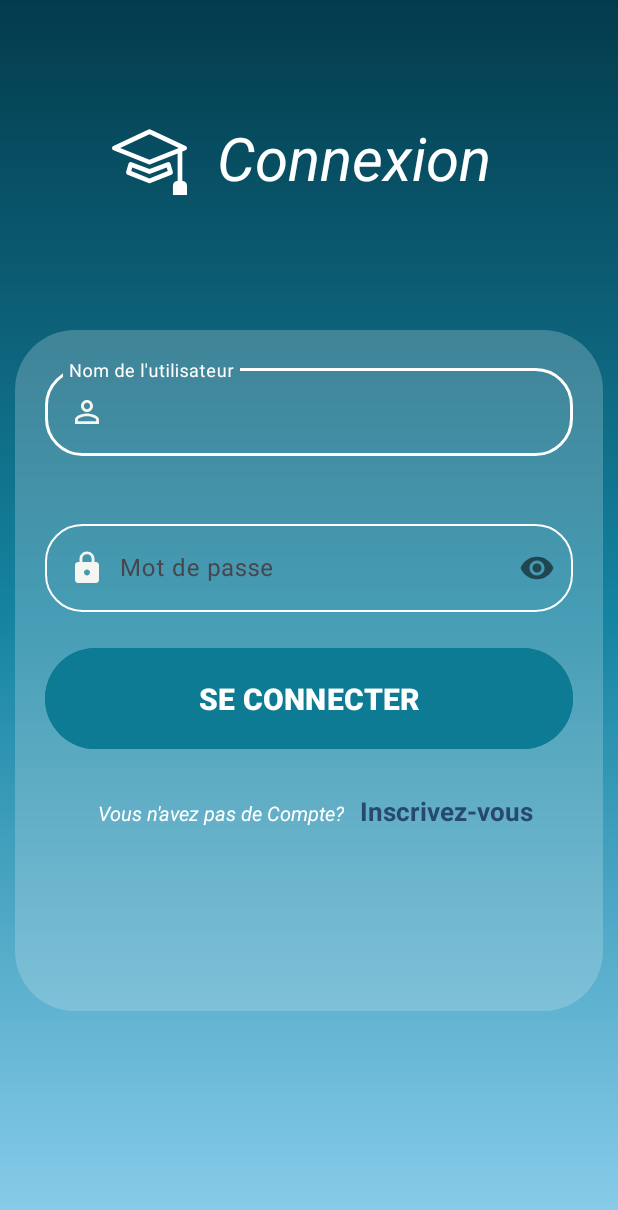
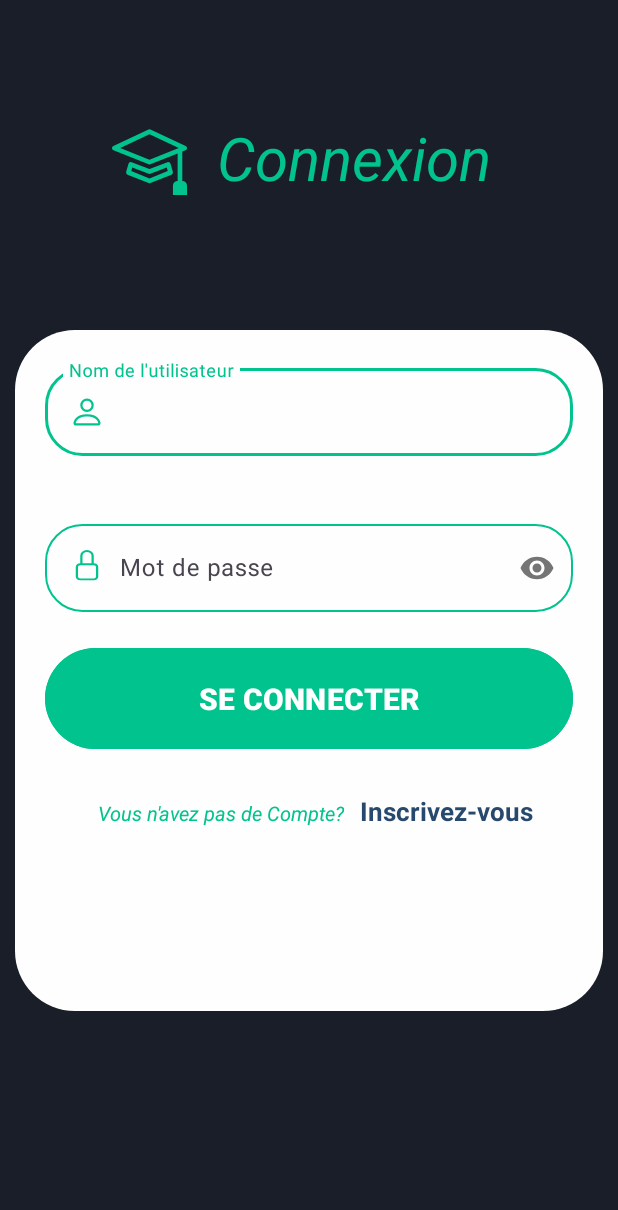
Before and after one commit to mitsu2023/MyInstit, an Android app: the screen it shows after launch (MainActivity), on a phone screen of 412 x 824 dp. Shown: the top 1210 px of the screen. Run offline under Robolectric (Android 15) with nearby library versions, the phone set to English and light mode, and no system bars.

Commit message:
drawable add

```diff
--- a/app/src/main/res/color/boxstroke_outline_color.xml
+++ b/app/src/main/res/color/boxstroke_outline_color.xml
@@ -1,5 +1,5 @@
 <?xml version="1.0" encoding="utf-8"?>
 <selector xmlns:android="http://schemas.android.com/apk/res/android">
-    <item android:color="@color/white" android:state_focused="false" />
-    <item android:color="@color/white" android:state_focused="true" />
+    <item android:color="@color/green" android:state_focused="false" />
+    <item android:color="@color/green" android:state_focused="true" />
 </selector>
--- a/app/src/main/res/drawable/baseline_lock_24.xml
+++ /dev/null
@@ -1,5 +0,0 @@
-<vector android:height="24dp" android:tint="#F5F5F1"
-    android:viewportHeight="24" android:viewportWidth="24"
-    android:width="24dp" xmlns:android="http://schemas.android.com/apk/res/android">
-    <path android:fillColor="@android:color/white" android:pathData="M18,8h-1L17,6c0,-2.76 -2.24,-5 -5,-5S7,3.24 7,6v2L6,8c-1.1,0 -2,0.9 -2,2v10c0,1.1 0.9,2 2,2h12c1.1,0 2,-0.9 2,-2L20,10c0,-1.1 -0.9,-2 -2,-2zM12,17c-1.1,0 -2,-0.9 -2,-2s0.9,-2 2,-2 2,0.9 2,2 -0.9,2 -2,2zM15.1,8L8.9,8L8.9,6c0,-1.71 1.39,-3.1 3.1,-3.1 1.71,0 3.1,1.39 3.1,3.1v2z"/>
-</vector>
--- a/app/src/main/res/drawable/baseline_password_24.xml
+++ /dev/null
@@ -1,5 +0,0 @@
-<vector android:autoMirrored="true" android:height="24dp"
-    android:tint="#F5F5F1" android:viewportHeight="24"
-    android:viewportWidth="24" android:width="24dp" xmlns:android="http://schemas.android.com/apk/res/android">
-    <path android:fillColor="#FF000000" android:pathData="M17.6,11.48 L19.44,8.3a0.63,0.63 0,0 0,-1.09 -0.63l-1.88,3.24a11.43,11.43 0,0 0,-8.94 0L5.65,7.67a0.63,0.63 0,0 0,-1.09 0.63L6.4,11.48A10.81,10.81 0,0 0,1 20L23,20A10.81,10.81 0,0 0,17.6 11.48ZM7,17.25A1.25,1.25 0,1 1,8.25 16,1.25 1.25,0 0,1 7,17.25ZM17,17.25A1.25,1.25 0,1 1,18.25 16,1.25 1.25,0 0,1 17,17.25Z"/>
-</vector>
--- a/app/src/main/res/drawable/baseline_person_outline_24.xml
+++ /dev/null
@@ -1,5 +0,0 @@
-<vector android:height="24dp" android:tint="#F5F5F1"
-    android:viewportHeight="24" android:viewportWidth="24"
-    android:width="24dp" xmlns:android="http://schemas.android.com/apk/res/android">
-    <path android:fillColor="@android:color/white" android:pathData="M12,5.9c1.16,0 2.1,0.94 2.1,2.1s-0.94,2.1 -2.1,2.1S9.9,9.16 9.9,8s0.94,-2.1 2.1,-2.1m0,9c2.97,0 6.1,1.46 6.1,2.1v1.1L5.9,18.1L5.9,17c0,-0.64 3.13,-2.1 6.1,-2.1M12,4C9.79,4 8,5.79 8,8s1.79,4 4,4 4,-1.79 4,-4 -1.79,-4 -4,-4zM12,13c-2.67,0 -8,1.34 -8,4v3h16v-3c0,-2.66 -5.33,-4 -8,-4z"/>
-</vector>
--- /dev/null
+++ b/app/src/main/res/drawable/lock.xml
@@ -0,0 +1,10 @@
+<vector xmlns:android="http://schemas.android.com/apk/res/android"
+    android:width="24dp"
+    android:height="24dp"
+    android:autoMirrored="true"
+    android:viewportWidth="16"
+    android:viewportHeight="19">
+    <path
+        android:fillColor="@color/green"
+        android:pathData="M8,1a2,2 0,0 1,2 2v4H6V3a2,2 0,0 1,2 -2m3,6V3a3,3 0,0 0,-6 0v4a2,2 0,0 0,-2 2v5a2,2 0,0 0,2 2h6a2,2 0,0 0,2 -2V9a2,2 0,0 0,-2 -2M5,8h6a1,1 0,0 1,1 1v5a1,1 0,0 1,-1 1H5a1,1 0,0 1,-1 -1V9a1,1 0,0 1,1 -1" />
+</vector>
--- a/app/src/main/res/drawable/mortarboard.xml
+++ b/app/src/main/res/drawable/mortarboard.xml
@@ -5,9 +5,9 @@
     android:viewportWidth="16"
     android:viewportHeight="16">
     <path
-        android:fillColor="@color/white"
+        android:fillColor="@color/green"
         android:pathData="M8.211,2.047a0.5,0.5 0,0 0,-0.422 0l-7.5,3.5a0.5,0.5 0,0 0,0.025 0.917l7.5,3a0.5,0.5 0,0 0,0.372 0L14,7.14V13a1,1 0,0 0,-1 1v2h3v-2a1,1 0,0 0,-1 -1V6.739l0.686,-0.275a0.5,0.5 0,0 0,0.025 -0.917zM8,8.46 L1.758,5.965 8,3.052l6.242,2.913z" />
     <path
-        android:fillColor="@color/white"
+        android:fillColor="@color/green"
         android:pathData="M4.176,9.032a0.5,0.5 0,0 0,-0.656 0.327l-0.5,1.7a0.5,0.5 0,0 0,0.294 0.605l4.5,1.8a0.5,0.5 0,0 0,0.372 0l4.5,-1.8a0.5,0.5 0,0 0,0.294 -0.605l-0.5,-1.7a0.5,0.5 0,0 0,-0.656 -0.327L8,10.466zM4.108,10.905 L4.328,10.157 7.824,11.468a0.5,0.5 0,0 0,0.352 0l3.496,-1.311 0.22,0.748L8,12.46z" />
 </vector>
--- /dev/null
+++ b/app/src/main/res/drawable/patch_check.xml
@@ -0,0 +1,6 @@
+<vector android:autoMirrored="true" android:height="24dp"
+    android:viewportHeight="16" android:viewportWidth="16"
+    android:width="24dp" xmlns:android="http://schemas.android.com/apk/res/android">
+    <path android:fillColor="@color/green" android:fillType="evenOdd" android:pathData="M10.354,6.146a0.5,0.5 0,0 1,0 0.708l-3,3a0.5,0.5 0,0 1,-0.708 0l-1.5,-1.5a0.5,0.5 0,1 1,0.708 -0.708L7,8.793l2.646,-2.647a0.5,0.5 0,0 1,0.708 0"/>
+    <path android:fillColor="@color/green" android:pathData="m10.273,2.513 l-0.921,-0.944 0.715,-0.698 0.622,0.637 0.89,-0.011a2.89,2.89 0,0 1,2.924 2.924l-0.01,0.89 0.636,0.622a2.89,2.89 0,0 1,0 4.134l-0.637,0.622 0.011,0.89a2.89,2.89 0,0 1,-2.924 2.924l-0.89,-0.01 -0.622,0.636a2.89,2.89 0,0 1,-4.134 0l-0.622,-0.637 -0.89,0.011a2.89,2.89 0,0 1,-2.924 -2.924l0.01,-0.89 -0.636,-0.622a2.89,2.89 0,0 1,0 -4.134l0.637,-0.622 -0.011,-0.89a2.89,2.89 0,0 1,2.924 -2.924l0.89,0.01 0.622,-0.636a2.89,2.89 0,0 1,4.134 0l-0.715,0.698a1.89,1.89 0,0 0,-2.704 0l-0.92,0.944 -1.32,-0.016a1.89,1.89 0,0 0,-1.911 1.912l0.016,1.318 -0.944,0.921a1.89,1.89 0,0 0,0 2.704l0.944,0.92 -0.016,1.32a1.89,1.89 0,0 0,1.912 1.911l1.318,-0.016 0.921,0.944a1.89,1.89 0,0 0,2.704 0l0.92,-0.944 1.32,0.016a1.89,1.89 0,0 0,1.911 -1.912l-0.016,-1.318 0.944,-0.921a1.89,1.89 0,0 0,0 -2.704l-0.944,-0.92 0.016,-1.32a1.89,1.89 0,0 0,-1.912 -1.911z"/>
+</vector>
--- /dev/null
+++ b/app/src/main/res/drawable/person.xml
@@ -0,0 +1,10 @@
+<vector xmlns:android="http://schemas.android.com/apk/res/android"
+    android:width="24dp"
+    android:height="24dp"
+    android:autoMirrored="true"
+    android:viewportWidth="16"
+    android:viewportHeight="16">
+    <path
+        android:fillColor="@color/green"
+        android:pathData="M8,8a3,3 0,1 0,0 -6,3 3,0 0,0 0,6m2,-3a2,2 0,1 1,-4 0,2 2,0 0,1 4,0m4,8c0,1 -1,1 -1,1H3s-1,0 -1,-1 1,-4 6,-4 6,3 6,4m-1,-0.004c-0.001,-0.246 -0.154,-0.986 -0.832,-1.664C11.516,10.68 10.289,10 8,10s-3.516,0.68 -4.168,1.332c-0.678,0.678 -0.83,1.418 -0.832,1.664z" />
+</vector>
--- a/app/src/main/res/drawable/person_fill_add.xml
+++ b/app/src/main/res/drawable/person_fill_add.xml
@@ -5,9 +5,9 @@
     android:viewportWidth="16"
     android:viewportHeight="16">
     <path
-        android:fillColor="@color/white"
+        android:fillColor="@color/green"
         android:pathData="M12.5,16a3.5,3.5 0,1 0,0 -7,3.5 3.5,0 0,0 0,7m0.5,-5v1h1a0.5,0.5 0,0 1,0 1h-1v1a0.5,0.5 0,0 1,-1 0v-1h-1a0.5,0.5 0,0 1,0 -1h1v-1a0.5,0.5 0,0 1,1 0m-2,-6a3,3 0,1 1,-6 0,3 3,0 0,1 6,0" />
     <path
-        android:fillColor="@color/white"
+        android:fillColor="@color/green"
         android:pathData="M2,13c0,1 1,1 1,1h5.256A4.5,4.5 0,0 1,8 12.5a4.5,4.5 0,0 1,1.544 -3.393Q8.844,9.002 8,9c-5,0 -6,3 -6,4" />
 </vector>
--- a/app/src/main/res/drawable/round_border.xml
+++ b/app/src/main/res/drawable/round_border.xml
@@ -1,7 +1,7 @@
 <?xml version="1.0" encoding="utf-8"?>
 <shape xmlns:android="http://schemas.android.com/apk/res/android"
     android:shape="rectangle">
-    <solid android:color="#40d6e8ee" />
+    <solid android:color="#fefefe" />
     <corners android:radius="40dp" />
 
 </shape>
--- a/app/src/main/res/layout/activity_inscription.xml
+++ b/app/src/main/res/layout/activity_inscription.xml
@@ -4,7 +4,7 @@
     xmlns:tools="http://schemas.android.com/tools"
     android:layout_width="match_parent"
     android:layout_height="match_parent"
-    android:background="@drawable/bkg_3_dgrade"
+    android:background="@color/gray_black"
     tools:context=".Inscription">
 
     <LinearLayout
@@ -34,7 +34,7 @@
                 android:layout_height="wrap_content"
                 android:layout_gravity="center"
                 android:text="Inscription"
-                android:textColor="@color/white"
+                android:textColor="@color/green"
                 android:textSize="40sp"
                 android:textStyle="italic" />
         </LinearLayout>
@@ -66,7 +66,7 @@
                 android:id="@+id/utilisateur1"
                 android:layout_width="match_parent"
                 android:layout_height="match_parent"
-                android:drawableStart="@drawable/baseline_person_outline_24"
+                android:drawableStart="@drawable/person"
                 android:drawablePadding="10dp"
                 android:inputType="text"
                 android:textColor="@color/white" />
@@ -89,7 +89,7 @@
                 android:id="@+id/motdepasse1"
                 android:layout_width="match_parent"
                 android:layout_height="match_parent"
-                android:drawableStart="@drawable/baseline_lock_24"
+                android:drawableStart="@drawable/lock"
                 android:drawablePadding="10dp"
                 android:inputType="textPassword"
                 android:textColor="@color/white" />
@@ -112,7 +112,7 @@
                 android:id="@+id/confirme"
                 android:layout_width="match_parent"
                 android:layout_height="match_parent"
-                android:drawableStart="@drawable/baseline_lock_24"
+                android:drawableStart="@drawable/patch_check"
                 android:drawablePadding="10dp"
                 android:inputType="textPassword"
                 android:textColor="@color/white" />
@@ -132,7 +132,7 @@
             android:textSize="20sp"
             android:textStyle="bold"
             app:cornerRadius="40dp"
-            android:backgroundTint="@color/green_night"/>
+            android:backgroundTint="@color/green"/>
 
         <LinearLayout
             android:layout_width="match_parent"
@@ -146,7 +146,7 @@
                 android:layout_marginLeft="50dp"
                 android:padding="5dp"
                 android:text="Vous avez un Compte?"
-                android:textColor="@color/white"
+                android:textColor="@color/green"
                 android:textSize="13sp"
                 android:textStyle="italic" />
 
--- a/app/src/main/res/layout/activity_main.xml
+++ b/app/src/main/res/layout/activity_main.xml
@@ -4,7 +4,7 @@
     xmlns:tools="http://schemas.android.com/tools"
     android:layout_width="match_parent"
     android:layout_height="match_parent"
-    android:background="@drawable/bkg_3_dgrade"
+    android:background="@color/gray_black"
     tools:context=".MainActivity">
 
     <LinearLayout
@@ -34,7 +34,7 @@
                 android:layout_height="wrap_content"
                 android:layout_gravity="center"
                 android:text="Connexion"
-                android:textColor="@color/white"
+                android:textColor="@color/green"
                 android:textSize="40sp"
                 android:textStyle="italic" />
         </LinearLayout>
@@ -59,17 +59,17 @@
             app:boxCornerRadiusBottomStart="25dp"
             app:boxCornerRadiusTopEnd="25dp"
             app:boxCornerRadiusTopStart="25dp"
-            app:hintTextColor="@color/white"
-            app:boxStrokeColor="@color/boxstroke_outline_color">
+            app:boxStrokeColor="@color/boxstroke_outline_color"
+            app:hintTextColor="@color/green">
 
             <EditText
                 android:id="@+id/utilisateur"
                 android:layout_width="match_parent"
                 android:layout_height="match_parent"
-                android:drawableStart="@drawable/baseline_person_outline_24"
+                android:drawableStart="@drawable/person"
                 android:drawablePadding="10dp"
                 android:inputType="text"
-                android:textColor="@color/white" />
+                android:textColor="@color/green" />
         </com.google.android.material.textfield.TextInputLayout>
 
         <com.google.android.material.textfield.TextInputLayout
@@ -81,18 +81,18 @@
             app:boxCornerRadiusBottomStart="25dp"
             app:boxCornerRadiusTopEnd="25dp"
             app:boxCornerRadiusTopStart="25dp"
-            app:passwordToggleEnabled="true"
-            app:hintTextColor="@color/white"
-            app:boxStrokeColor="@color/boxstroke_outline_color">
+            app:boxStrokeColor="@color/boxstroke_outline_color"
+            app:hintTextColor="@color/green"
+            app:passwordToggleEnabled="true">
 
             <EditText
                 android:id="@+id/motdepasse"
                 android:layout_width="match_parent"
                 android:layout_height="match_parent"
-                android:drawableStart="@drawable/baseline_lock_24"
+                android:drawableStart="@drawable/lock"
                 android:drawablePadding="10dp"
                 android:inputType="textPassword"
-                android:textColor="@color/white" />
+                android:textColor="@color/green" />
         </com.google.android.material.textfield.TextInputLayout>
 
         <Button
@@ -102,14 +102,14 @@
             android:layout_marginLeft="20dp"
             android:layout_marginRight="20dp"
             android:layout_marginBottom="20dp"
+            android:backgroundTint="@color/green"
             android:padding="20dp"
             android:text="se connecter"
             android:textAllCaps="true"
             android:textColor="@color/white"
             android:textSize="20sp"
             android:textStyle="bold"
-            app:cornerRadius="40dp"
-            android:backgroundTint="@color/green_night"/>
+            app:cornerRadius="40dp" />
 
         <LinearLayout
             android:layout_width="match_parent"
@@ -123,9 +123,9 @@
                 android:layout_marginLeft="50dp"
                 android:padding="5dp"
                 android:text="Vous n'avez pas de Compte?"
-                android:textColor="@color/white"
-                android:textStyle="italic"
-                android:textSize="13sp"/>
+                android:textColor="@color/green"
+                android:textSize="13sp"
+                android:textStyle="italic" />
 
             <TextView
                 android:id="@+id/Signup"
@@ -134,9 +134,8 @@
                 android:padding="5dp"
                 android:text="Inscrivez-vous"
                 android:textColor="@color/green_gray"
-                android:textStyle="bold"
-                android:textSize="17sp"/>
-
+                android:textSize="17sp"
+                android:textStyle="bold" />
 
 
         </LinearLayout>
--- a/app/src/main/res/values/colors.xml
+++ b/app/src/main/res/values/colors.xml
@@ -5,5 +5,7 @@
     <color name="green_blue">#00a8cc</color>
     <color name="green_night">#0c7b93</color>
     <color name="green_gray">#27496d</color>
-    <color name="green_black">#142850</color>
+    <color name="gray_black">#191e29</color>
+    <color name="blue_night">#132d46</color>
+    <color name="green">#01c38d</color>
 </resources>
```
